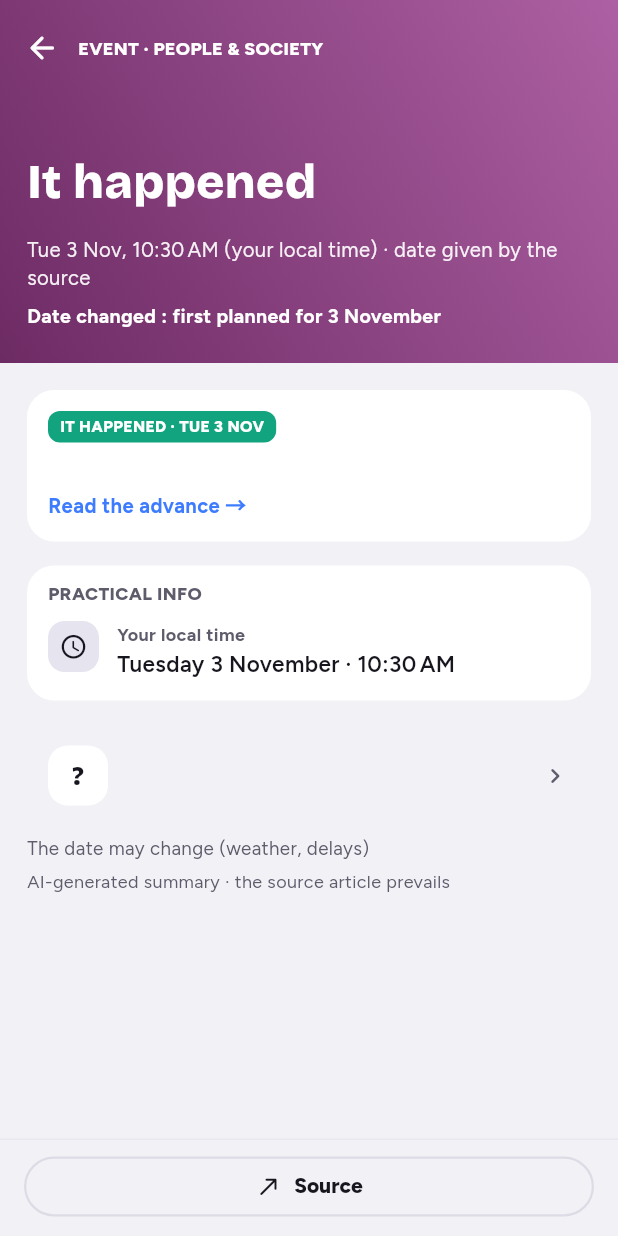
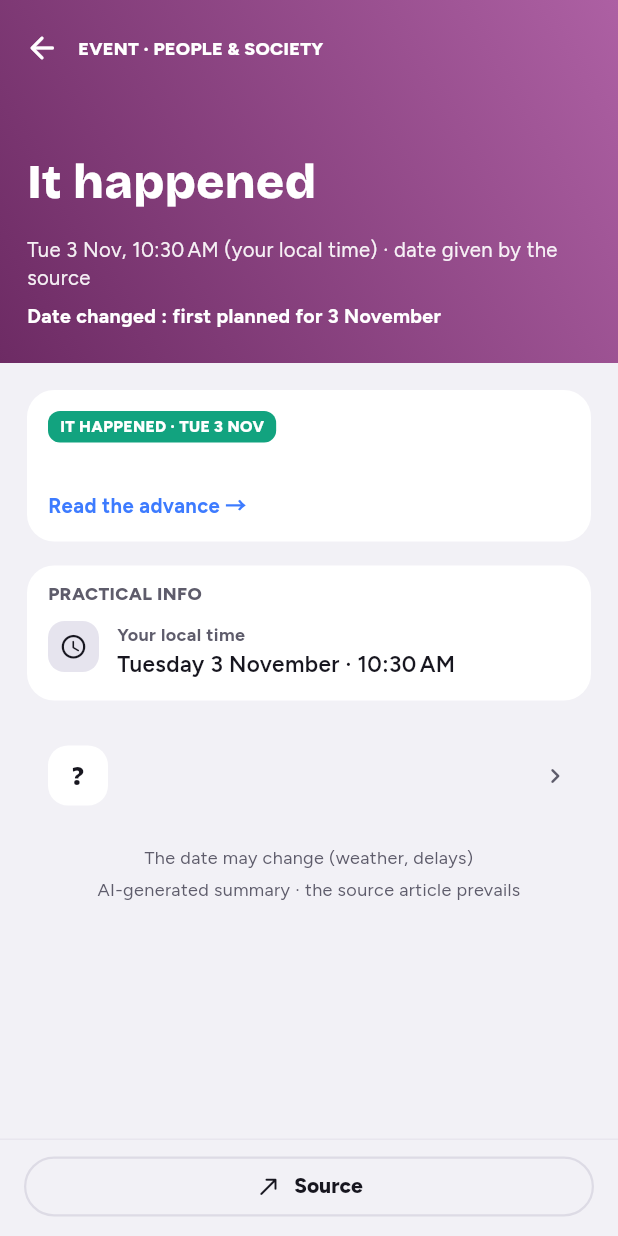
Before and after one commit to jd136413-lab/Application-science, a Flutter app: the EcranEvenement screen opened directly with empty values, on a phone screen of 412 x 824 dp. Run offline on Flutter 3.47's test engine with Material 3 defaults, Android fonts, the phone set to English and light mode, and no system bars; our stand-ins replace cached_network_image, device_info_plus, firebase_core, firebase_crashlytics, firebase_messaging, flutter_cache_manager and 7 more; missing offline and left inert: google_mlkit_translation; accounts and stored records are empty.

Commit message:
À venir : mention IA et « la date peut changer » centrées comme dans une avancée [skip ci]
Co-Authored-By: Claude Opus 5.5 <noreply@anthropic.com>
Claude-Session: https://claude.ai/code/session_01QJzUKae1E2TA6iyU52FEwN

```diff
--- a/app/lib/a_venir.dart
+++ b/app/lib/a_venir.dart
@@ -1152,12 +1152,14 @@ class _EcranEvenementState extends State<EcranEvenement> {
                 // Sources, comme dans une avancée (planche 49 · B1).
                 BlocSources(source: e.sourceNom, lien: e.sourceUrl, autres: e.autresSources),
                 Padding(
-                  padding: const EdgeInsets.only(top: 6),
+                  padding: const EdgeInsets.only(top: 12),
                   child: Text(_majuscule(tr('la date peut changer (météo, retard)')),
-                      style: police(policeTexte, taille: 12.5, couleur: p.texteDiscret, hauteur: 1.4)),
+                      textAlign: TextAlign.center,
+                      style: police(policeTexte, taille: 12, couleur: p.texteDiscret, hauteur: 1.4)),
                 ),
                 const SizedBox(height: 4),
-                Text(tr(texteMentionResume), style: police(policeTexte, taille: 12, couleur: p.texteDiscret)),
+                Text(tr(texteMentionResume),
+                    textAlign: TextAlign.center, style: police(policeTexte, taille: 12, couleur: p.texteDiscret)),
               ]),
             ),
           ]),
```
